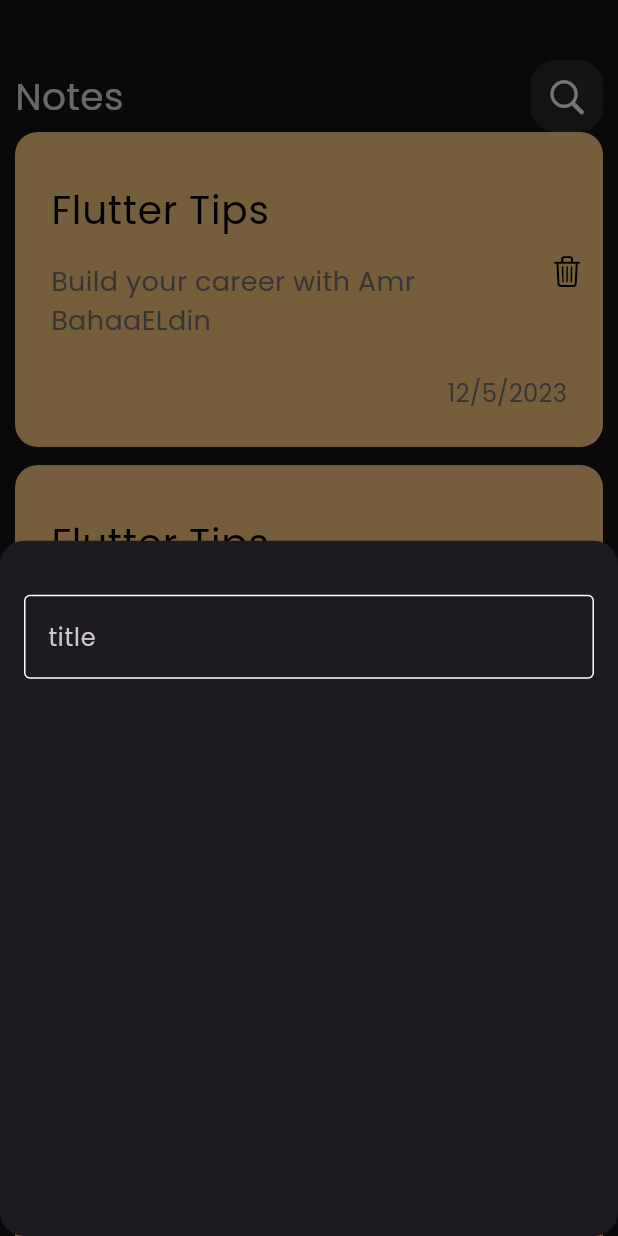
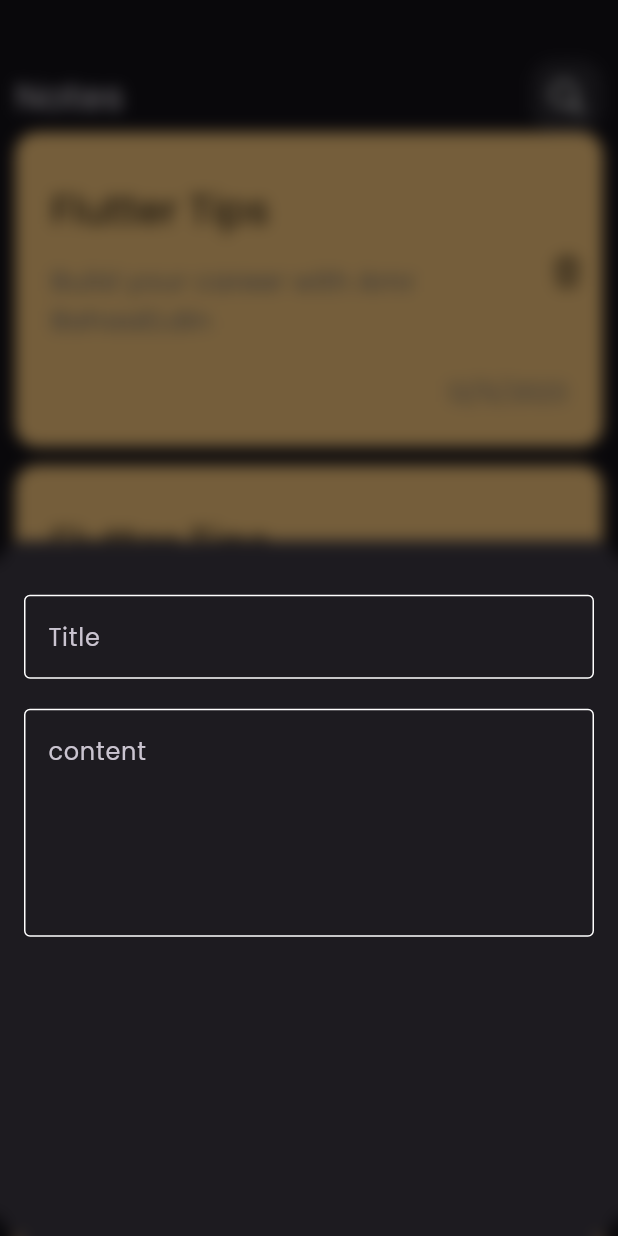
Before and after one commit to AmrBahaaEldin/NoteApp, a Flutter app: the screen it shows after launch, after a tap on the "add" icon, on a phone screen of 412 x 824 dp. Run offline on Flutter 3.47's test engine with Material 3 defaults, Android fonts, the phone set to English and light mode, and no system bars; our stand-ins replace google_fonts.

Commit message:
add fields to notes to bottom sheet

```diff
--- a/lib/features/home/presentation/home_screen.dart
+++ b/lib/features/home/presentation/home_screen.dart
@@ -21,7 +21,6 @@ class HomeScreen extends StatelessWidget {
               borderRadius: BorderRadius.circular(16)
               ),
 
-
             context: context,
             builder:(context) {
             return AddNoteBottomSheet();
--- a/lib/features/home/presentation/widgets/addButtomSheet.dart
+++ b/lib/features/home/presentation/widgets/addButtomSheet.dart
@@ -13,13 +13,23 @@ class AddNoteBottomSheet extends StatelessWidget {
 
   @override
   Widget build(BuildContext context) {
-    return Padding(
-      padding: const EdgeInsets.all(16.0),
-      child: Column(
-        children: [
-          SizedBox(height: 20,),
-         CustomTextField(),
-        ],
+    return BackdropFilter(
+      filter: ImageFilter.blur(
+        sigmaX: 5,
+        sigmaY: 5,
+        tileMode: TileMode.clamp
+      ),
+      child: Padding(
+        padding: const EdgeInsets.all(16.0),
+        child: Column(
+          children: [
+            SizedBox(height: 20,),
+           CustomTextField(hintText: "Title",),
+           SizedBox(height: 20,),
+           CustomTextField(hintText: "content",
+           maxLines: 5,),
+          ],
+        ),
       ),
     );
   }
--- a/lib/features/home/presentation/widgets/customTextfield.dart
+++ b/lib/features/home/presentation/widgets/customTextfield.dart
@@ -4,16 +4,22 @@ import 'package:flutter/material.dart';
 import '../../../../core/constants/colorApp.dart';
 
 class CustomTextField extends StatelessWidget {
+ final String hintText;
+final int? maxLines ;
+
   const CustomTextField({
     super.key,
+    required this.hintText,
+    this.maxLines,
   });
 
   @override
   Widget build(BuildContext context) {
     return TextFormField(
+      maxLines:maxLines??1,
       cursorColor:AppColor.primaryColor,
       decoration: InputDecoration(
-        hintText: 'title',
+        hintText: hintText,
         focusedBorder: buildBorder(color: AppColor.primaryColor),
         enabledBorder: buildBorder(),
         border: buildBorder(),
```
